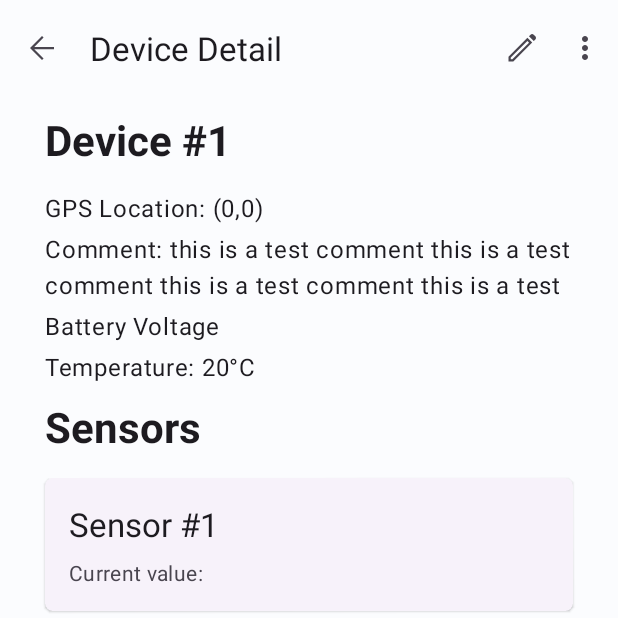
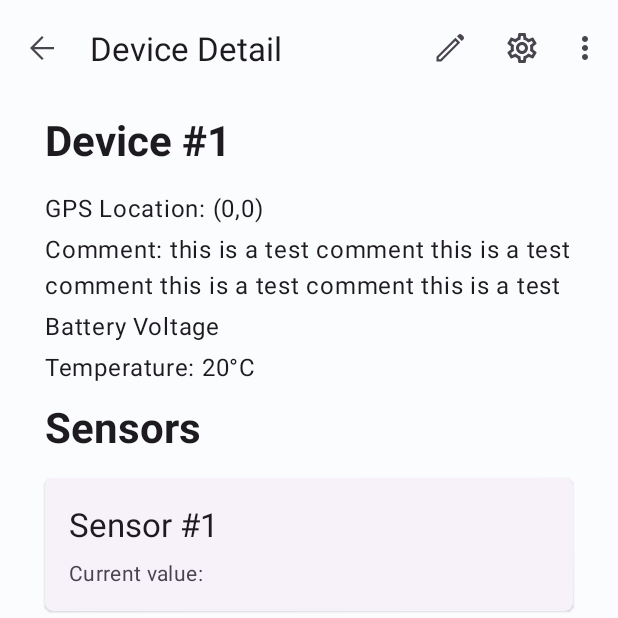
Before and after one commit to DrakeZhao/SensorRecv, an Android app: the DeviceActivity screen opened directly, with no data from a screen before it, after a tap on "Edit", on a phone screen of 412 x 824 dp, the top half of it. Run offline under Robolectric (Android 15) with nearby library versions, the phone set to English and light mode, and no system bars.

Commit message:
added basic funcs

```diff
--- a/app/src/main/java/com/zz19u21/sensorrecv/DeviceActivity.kt
+++ b/app/src/main/java/com/zz19u21/sensorrecv/DeviceActivity.kt
@@ -2,10 +2,42 @@ package com.zz19u21.sensorrecv
 
 import androidx.appcompat.app.AppCompatActivity
 import android.os.Bundle
+import android.widget.Toast
+import com.zz19u21.sensorrecv.databinding.ActivityDeviceBinding
+import com.zz19u21.sensorrecv.databinding.ActivityMainBinding
 
 class DeviceActivity : AppCompatActivity() {
+    private lateinit var binding: ActivityDeviceBinding
     override fun onCreate(savedInstanceState: Bundle?) {
         super.onCreate(savedInstanceState)
-        setContentView(R.layout.activity_device)
+        binding = ActivityDeviceBinding.inflate(layoutInflater)
+        val view = binding.root
+        setContentView(view)
+
+        binding.topAppBar.setNavigationOnClickListener{
+            finish()
+        }
+        binding.topAppBar.setOnMenuItemClickListener{ menuItem ->
+            when (menuItem.itemId){
+                R.id.edit_device ->{
+                    Toast.makeText(this, "Edit device", Toast.LENGTH_SHORT).show()
+                    true
+                }
+                R.id.delete_device ->{
+                    Toast.makeText(this, "Delete device", Toast.LENGTH_SHORT).show()
+                    true
+                }
+                R.id.setDevice ->{
+                    Toast.makeText(this, "Settings", Toast.LENGTH_SHORT).show()
+                    true
+                }
+                R.id.exportData -> {
+                    Toast.makeText(this, "Export Data", Toast.LENGTH_SHORT).show()
+                    true
+                }
+                else -> false
+            }
+
+        }
     }
 }
--- a/app/src/main/res/layout/activity_main.xml
+++ b/app/src/main/res/layout/activity_main.xml
@@ -42,7 +42,7 @@
             android:orientation="vertical">
 
             <com.google.android.material.card.MaterialCardView
-                android:id="@+id/card"
+                android:id="@+id/card1"
                 android:layout_width="match_parent"
                 android:layout_height="wrap_content"
                 app:cardCornerRadius="5dp"
--- a/app/src/main/res/menu/device_menu.xml
+++ b/app/src/main/res/menu/device_menu.xml
@@ -10,9 +10,19 @@
         app:showAsAction="always"
         />
     <item
+        android:id="@+id/setDevice"
+        android:title="@string/settings"
+        android:icon="@drawable/outline_settings_24"
+        app:showAsAction="ifRoom"
+        />
+    <item
         android:id="@+id/delete_device"
         android:title="@string/delete"
-        android:icon="@drawable/baseline_bluetooth_24"
+        />
+    <item
+        android:id="@+id/exportData"
+        android:title="@string/export_data"
         />
 
+
 </menu>
--- a/app/src/main/res/values/strings.xml
+++ b/app/src/main/res/values/strings.xml
@@ -19,4 +19,6 @@
     <string name="sensors">Sensors</string>
     <string name="current_value">Current value:</string>
     <string name="sensor_1">Sensor #1</string>
+    <string name="settings">Settings</string>
+    <string name="export_data">Export Data</string>
 </resources>
```
Also changed, not shown: app/src/main/java/com/zz19u21/sensorrecv/MainActivity.kt (+35 -1 lines).
